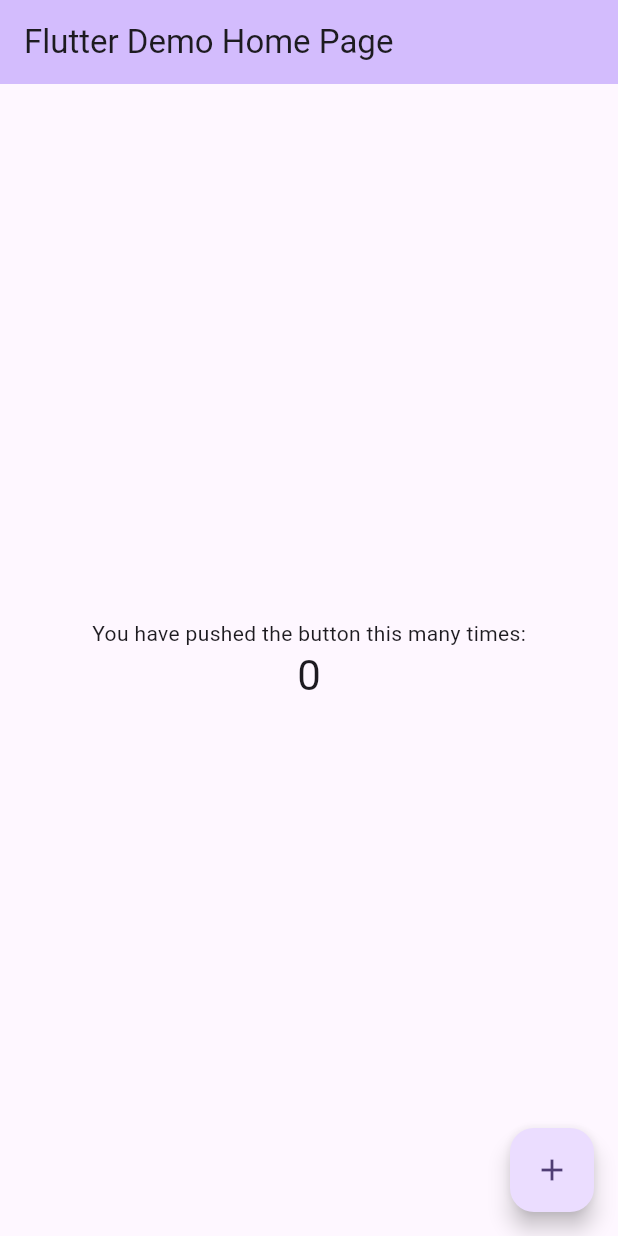
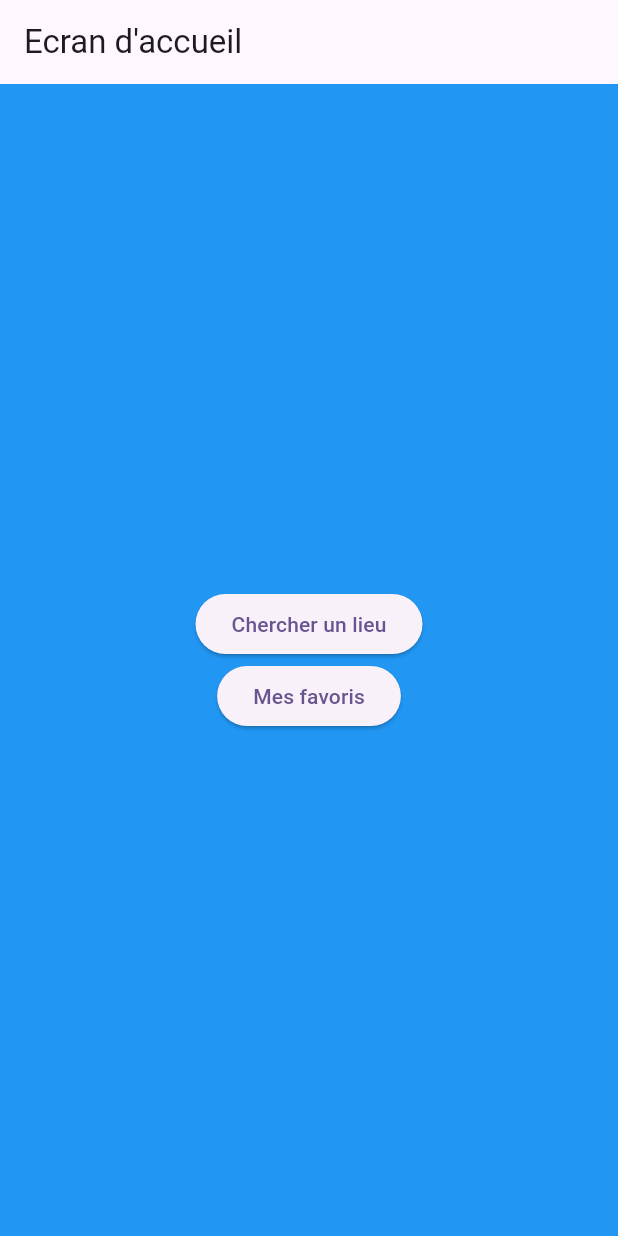
Before and after one commit to maximeaumont/FlutterProject, a Flutter app: the screen it shows after launch, on a phone screen of 412 x 824 dp. Run offline on Flutter 3.47's test engine with Material 3 defaults, Android fonts, the phone set to English and light mode, and no system bars.

Commit message:
création des routes et des screens

```diff
--- a/lib/main.dart
+++ b/lib/main.dart
@@ -1,4 +1,5 @@
 import 'package:flutter/material.dart';
+import 'package:flutter_application/router.dart';
 
 void main() {
   runApp(const MyApp());
@@ -11,115 +12,13 @@ class MyApp extends StatelessWidget {
   @override
   Widget build(BuildContext context) {
     return MaterialApp(
-      title: 'Flutter Demo',
+      title: 'Flutter Maxime & Arthur',
       theme: ThemeData(
-        // This is the theme of your application.
-        //
-        // TRY THIS: Try running your application with "flutter run". You'll see
-        // the application has a blue toolbar. Then, without quitting the app,
-        // try changing the seedColor in the colorScheme below to Colors.green
-        // and then invoke "hot reload" (save your changes or press the "hot
-        // reload" button in a Flutter-supported IDE, or press "r" if you used
-        // the command line to start the app).
-        //
-        // Notice that the counter didn't reset back to zero; the application
-        // state is not lost during the reload. To reset the state, use hot
-        // restart instead.
-        //
-        // This works for code too, not just values: Most code changes can be
-        // tested with just a hot reload.
         colorScheme: ColorScheme.fromSeed(seedColor: Colors.deepPurple),
         useMaterial3: true,
       ),
-      home: const MyHomePage(title: 'Flutter Demo Home Page'),
+      routes: AppRouter.routes,
+      initialRoute: AppRouter.homePage,
     );
   }
 }
-
-class MyHomePage extends StatefulWidget {
-  const MyHomePage({super.key, required this.title});
-
-  // This widget is the home page of your application. It is stateful, meaning
-  // that it has a State object (defined below) that contains fields that affect
-  // how it looks.
-
-  // This class is the configuration for the state. It holds the values (in this
-  // case the title) provided by the parent (in this case the App widget) and
-  // used by the build method of the State. Fields in a Widget subclass are
-  // always marked "final".
-
-  final String title;
-
-  @override
-  State<MyHomePage> createState() => _MyHomePageState();
-}
-
-class _MyHomePageState extends State<MyHomePage> {
-  int _counter = 0;
-
-  void _incrementCounter() {
-    setState(() {
-      // This call to setState tells the Flutter framework that something has
-      // changed in this State, which causes it to rerun the build method below
-      // so that the display can reflect the updated values. If we changed
-      // _counter without calling setState(), then the build method would not be
-      // called again, and so nothing would appear to happen.
-      _counter++;
-    });
-  }
-
-  @override
-  Widget build(BuildContext context) {
-    // This method is rerun every time setState is called, for instance as done
-    // by the _incrementCounter method above.
-    //
-    // The Flutter framework has been optimized to make rerunning build methods
-    // fast, so that you can just rebuild anything that needs updating rather
-    // than having to individually change instances of widgets.
-    return Scaffold(
-      appBar: AppBar(
-        // TRY THIS: Try changing the color here to a specific color (to
-        // Colors.amber, perhaps?) and trigger a hot reload to see the AppBar
-        // change color while the other colors stay the same.
-        backgroundColor: Theme.of(context).colorScheme.inversePrimary,
-        // Here we take the value from the MyHomePage object that was created by
-        // the App.build method, and use it to set our appbar title.
-        title: Text(widget.title),
-      ),
-      body: Center(
-        // Center is a layout widget. It takes a single child and positions it
-        // in the middle of the parent.
-        child: Column(
-          // Column is also a layout widget. It takes a list of children and
-          // arranges them vertically. By default, it sizes itself to fit its
-          // children horizontally, and tries to be as tall as its parent.
-          //
-          // Column has various properties to control how it sizes itself and
-          // how it positions its children. Here we use mainAxisAlignment to
-          // center the children vertically; the main axis here is the vertical
-          // axis because Columns are vertical (the cross axis would be
-          // horizontal).
-          //
-          // TRY THIS: Invoke "debug painting" (choose the "Toggle Debug Paint"
-          // action in the IDE, or press "p" in the console), to see the
-          // wireframe for each widget.
-          mainAxisAlignment: MainAxisAlignment.center,
-          children: <Widget>[
-            const Text(
-              'You have pushed the button this many times:',
-            ),
-            Text(
-              '$_counter',
-              style: Theme.of(context).textTheme.headlineMedium,
-            ),
-          ],
-        ),
-      ),
-      floatingActionButton: FloatingActionButton(
-        onPressed: _incrementCounter,
-        tooltip: 'Increment',
-        child: const Icon(Icons.add),
-      ), // This trailing comma makes auto-formatting nicer for build methods.
-    );
-  }
-}
--- /dev/null
+++ b/lib/router.dart
@@ -0,0 +1,15 @@
+import 'package:flutter_application/ui/screens/home.dart';
+import 'package:flutter_application/ui/screens/my_favorites.dart';
+import 'package:flutter_application/ui/screens/search_sport_venue.dart';
+
+class AppRouter {
+  static const String homePage = '/home';
+  static const String myFavorites = '/my_favorites';
+  static const String searchSportVenue = '/search_sport_venue';
+
+  static final routes = {
+    homePage: (context) => const Home(),
+    searchSportVenue: (context) => const SearchSportVenue(),
+    myFavorites: (context) => const MyFavorites(),
+  };
+}
--- /dev/null
+++ b/lib/ui/screens/home.dart
@@ -0,0 +1,38 @@
+import 'package:flutter/material.dart';
+
+class Home extends StatelessWidget {
+  const Home({super.key});
+
+  @override
+  Widget build(BuildContext context) {
+    return Scaffold(
+      appBar: AppBar(
+        title: const Text("Ecran d'accueil"),
+      ),
+      body: Container(
+        color: Colors.blue,
+        child: Center(
+          child: Column(
+            mainAxisAlignment: MainAxisAlignment.center,
+            children: [
+              ElevatedButton(
+                onPressed: () {
+                  Navigator.pushNamed(context,
+                      '/search_sport_venue'); // Rediriger vers l'écran 1
+                },
+                child: const Text('Chercher un lieu'),
+              ),
+              ElevatedButton(
+                onPressed: () {
+                  Navigator.pushNamed(
+                      context, '/my_favorites'); // Rediriger vers l'écran 2
+                },
+                child: const Text('Mes favoris'),
+              ),
+            ],
+          ),
+        ),
+      ),
+    );
+  }
+}
```
Also changed, not shown: lib/ui/screens/my_favorites.dart (added, +26 -0 lines), lib/ui/screens/search_sport_venue.dart (added, +26 -0 lines), pubspec.lock, 1 other file.
